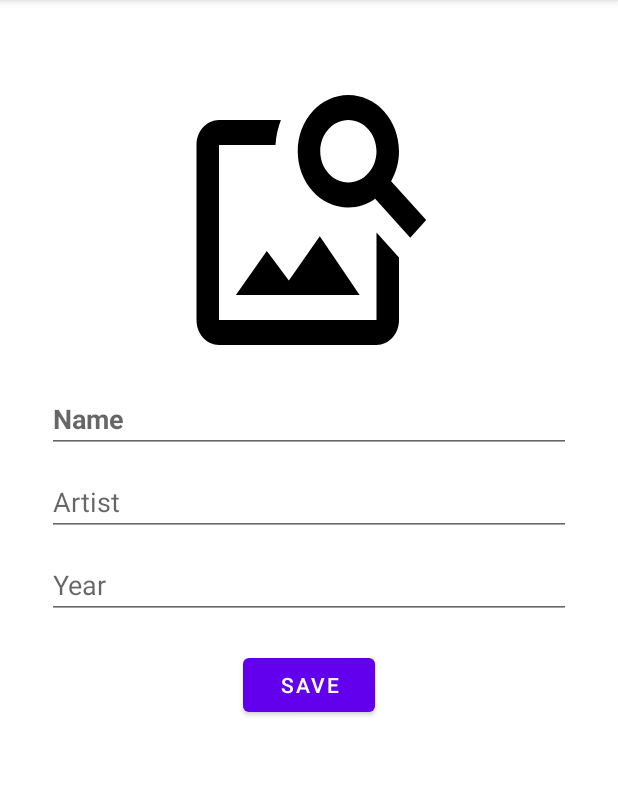
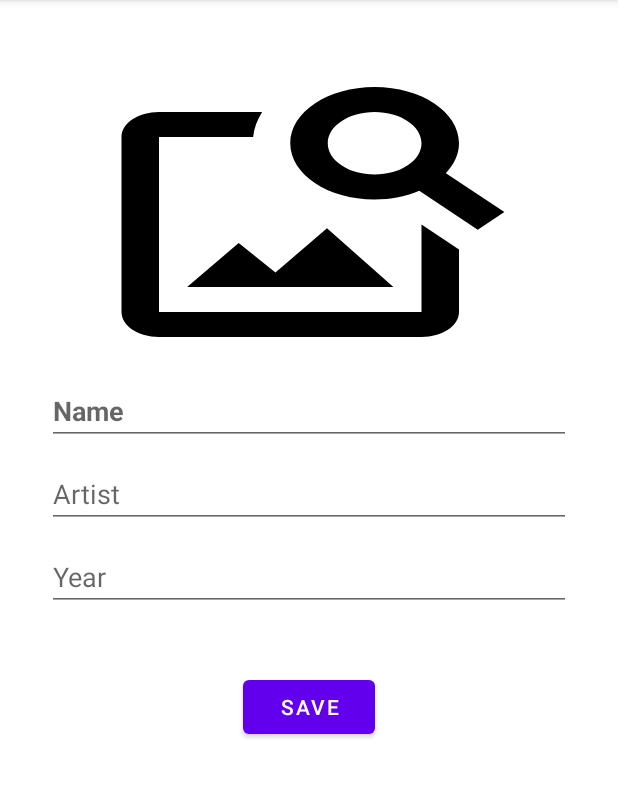
Before and after one commit to harunuyan/ArtBookHilt, an Android app: the ArtDetailsFragment screen opened through its navigation route, on a phone screen of 412 x 824 dp, the part 84-882 px from its top. Run offline under Robolectric (Android 15) with nearby library versions, the phone set to English and light mode, and no system bars; our stand-ins replace Dagger/Hilt's generated code; pictures from the network do not load.

Commit message:
fixed minor bugs

```diff
--- a/app/src/main/java/com/volie/artbookhilttesting/adapter/ImageRecyclerAdapter.kt
+++ b/app/src/main/java/com/volie/artbookhilttesting/adapter/ImageRecyclerAdapter.kt
@@ -21,8 +21,7 @@ class ImageRecyclerAdapter @Inject constructor(
             val image = imageList[position]
             binding.apply {
                 glide.load(image).into(imgSingleArt)
-
-                setOnItemClickListener {
+                root.setOnClickListener {
                     onItemClickListener?.let {
                         it(image)
                     }
--- a/app/src/main/java/com/volie/artbookhilttesting/view/fragment/ArtDetailsFragment.kt
+++ b/app/src/main/java/com/volie/artbookhilttesting/view/fragment/ArtDetailsFragment.kt
@@ -61,6 +61,7 @@ class ArtDetailsFragment @Inject constructor(
         mViewModel.selectedImage.observe(viewLifecycleOwner) { url ->
             mBinding.let {
                 glide.load(url).into(it.artImg)
+                mBinding.artImg.background = null
             }
         }
         mViewModel.insertArtMessage.observe(viewLifecycleOwner) {
--- a/app/src/main/java/com/volie/artbookhilttesting/viewmodel/ArtViewModel.kt
+++ b/app/src/main/java/com/volie/artbookhilttesting/viewmodel/ArtViewModel.kt
@@ -67,7 +67,7 @@ class ArtViewModel @Inject constructor(
             setSelectedImage("")
             _insertArtMessage.postValue(Resource.success(art))
         }
-
+    }
 
     fun searchForImage(searchString: String) {
         if (searchString.isEmpty()) {
@@ -81,4 +81,3 @@ class ArtViewModel @Inject constructor(
         }
     }
 }
-}
--- a/app/src/main/res/layout/fragment_art_details.xml
+++ b/app/src/main/res/layout/fragment_art_details.xml
@@ -1,65 +1,52 @@
 <?xml version="1.0" encoding="utf-8"?>
-<androidx.constraintlayout.widget.ConstraintLayout xmlns:android="http://schemas.android.com/apk/res/android"
-    xmlns:app="http://schemas.android.com/apk/res-auto"
+<LinearLayout xmlns:android="http://schemas.android.com/apk/res/android"
     android:layout_width="match_parent"
-    android:layout_height="match_parent">
+    android:layout_height="match_parent"
+    android:orientation="vertical">
 
     <ImageView
         android:id="@+id/art_img"
-        android:layout_width="180dp"
+        android:layout_width="300dp"
         android:layout_height="200dp"
-        android:layout_marginTop="45dp"
-        android:background="@drawable/ic_add_image"
-        app:layout_constraintEnd_toEndOf="parent"
-        app:layout_constraintStart_toStartOf="parent"
-        app:layout_constraintTop_toTopOf="parent" />
+        android:layout_gravity="center"
+        android:layout_marginTop="40dp"
+        android:background="@drawable/ic_add_image" />
 
     <EditText
         android:id="@+id/et_name"
-        android:textStyle="bold"
+        android:layout_width="match_parent"
+        android:layout_height="wrap_content"
         android:layout_marginStart="30dp"
+        android:layout_marginTop="10dp"
         android:layout_marginEnd="30dp"
-        android:layout_width="0dp"
-        android:layout_height="wrap_content"
-        android:layout_marginTop="10dp"
         android:hint="Name"
-        app:layout_constraintEnd_toEndOf="parent"
-        app:layout_constraintStart_toStartOf="parent"
-        app:layout_constraintTop_toBottomOf="@id/art_img" />
+        android:textStyle="bold" />
 
     <EditText
         android:id="@+id/et_artist"
-        android:layout_width="0dp"
+        android:layout_width="match_parent"
+        android:layout_height="wrap_content"
         android:layout_marginStart="30dp"
+        android:layout_marginTop="10dp"
         android:layout_marginEnd="30dp"
-        android:layout_height="wrap_content"
-        android:layout_marginTop="10dp"
-        android:hint="Artist"
-        app:layout_constraintEnd_toEndOf="parent"
-        app:layout_constraintStart_toStartOf="parent"
-        app:layout_constraintTop_toBottomOf="@id/et_name" />
+        android:hint="Artist" />
 
     <EditText
         android:id="@+id/et_year"
-        android:layout_width="0dp"
+        android:layout_width="match_parent"
+        android:layout_height="wrap_content"
         android:layout_marginStart="30dp"
+        android:layout_marginTop="10dp"
         android:layout_marginEnd="30dp"
-        android:layout_height="wrap_content"
-        android:layout_marginTop="10dp"
-        android:hint="Year"
-        app:layout_constraintEnd_toEndOf="parent"
-        app:layout_constraintStart_toStartOf="parent"
-        app:layout_constraintTop_toBottomOf="@id/et_artist" />
+        android:hint="Year" />
 
     <Button
         android:id="@+id/btn_save"
         android:layout_width="wrap_content"
         android:layout_height="wrap_content"
-        android:layout_marginTop="20dp"
-        android:text="SAVE"
-        app:layout_constraintEnd_toEndOf="parent"
-        app:layout_constraintStart_toStartOf="parent"
-        app:layout_constraintTop_toBottomOf="@id/et_year" />
+        android:layout_gravity="center"
+        android:layout_marginTop="40dp"
+        android:text="SAVE" />
 
 
-</androidx.constraintlayout.widget.ConstraintLayout>
+</LinearLayout>
```
Lines whose indentation alone changed are shown as unchanged.
